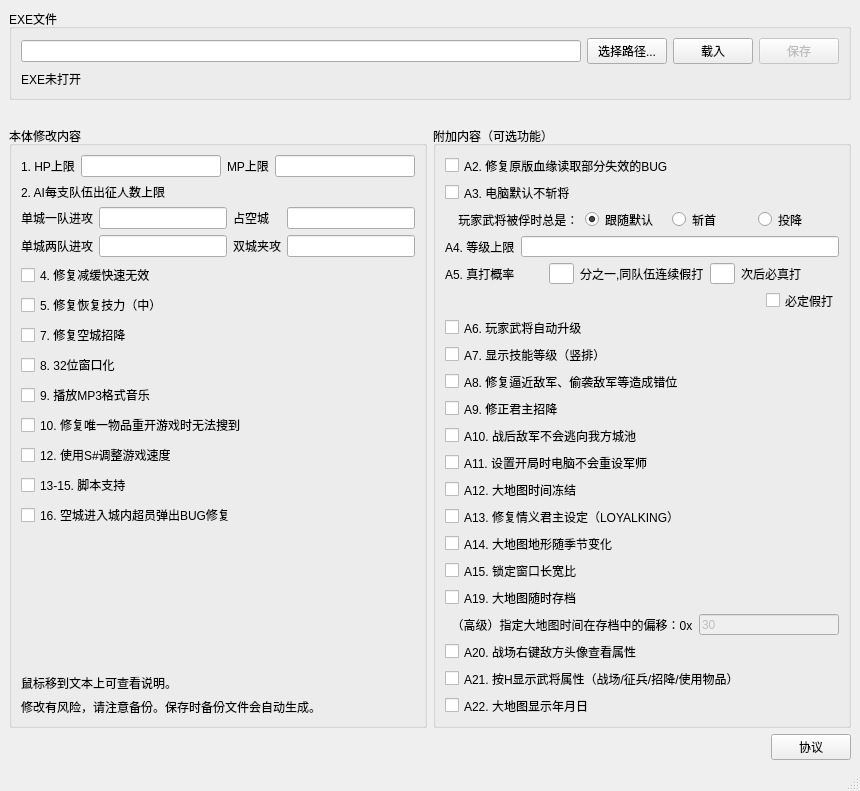
Old version of the form mainwindow.ui in the repository allenzhoukp/1.05plusEditor.
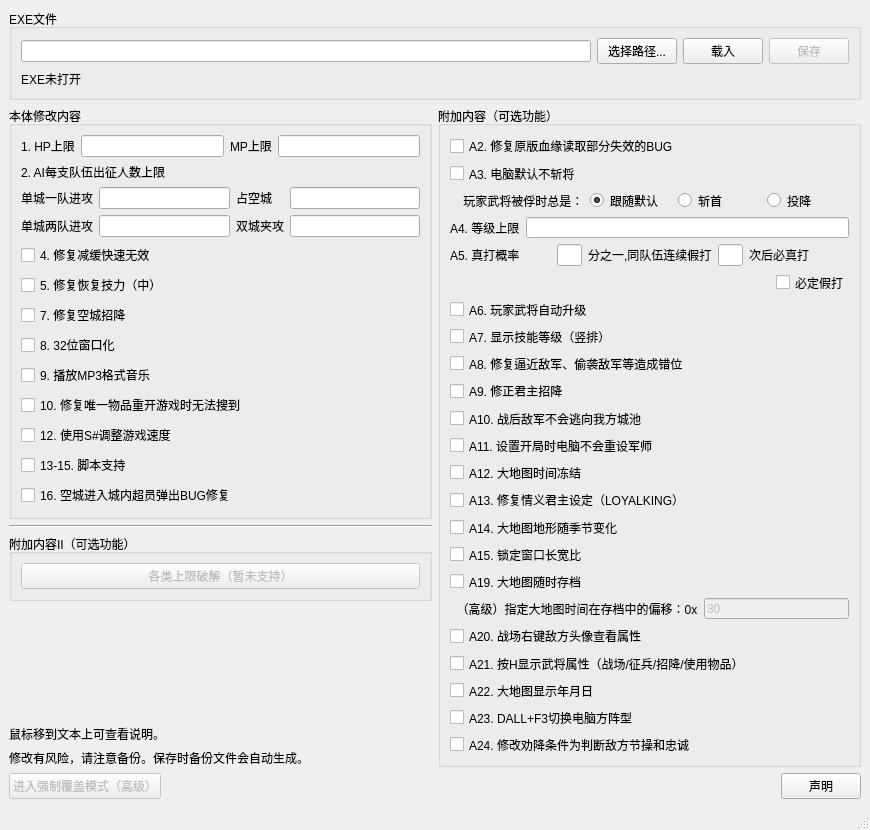
New version of the form.

Commit message: 6.3 Public w/o Limits

The edit to the form file:
```diff
--- a/mainwindow.ui
+++ b/mainwindow.ui
@@ -6,20 +6,20 @@
    <rect>
     <x>0</x>
     <y>0</y>
-    <width>860</width>
-    <height>791</height>
+    <width>870</width>
+    <height>830</height>
    </rect>
   </property>
   <property name="minimumSize">
    <size>
-    <width>860</width>
-    <height>791</height>
+    <width>870</width>
+    <height>830</height>
    </size>
   </property>
   <property name="maximumSize">
    <size>
-    <width>860</width>
-    <height>791</height>
+    <width>1280</width>
+    <height>1000</height>
    </size>
   </property>
   <property name="windowTitle">
@@ -83,22 +83,11 @@
       </layout>
      </widget>
     </item>
-    <item>
-     <spacer name="horizontalSpacer">
-      <property name="orientation">
-       <enum>Qt::Horizontal</enum>
-      </property>
-      <property name="sizeHint" stdset="0">
-       <size>
-        <width>40</width>
-        <height>20</height>
-       </size>
-      </property>
-     </spacer>
-    </item>
     <item>
      <layout class="QHBoxLayout" name="horizontalLayout_5">
       <item>
+       <layout class="QVBoxLayout" name="verticalLayout_5">
+        <item>
        <widget class="QGroupBox" name="groupBox_2">
         <property name="title">
          <string>本体修改内容</string>
@@ -282,6 +271,35 @@
            </property>
           </widget>
          </item>
+          </layout>
+         </widget>
+        </item>
+        <item>
+         <widget class="Line" name="line">
+          <property name="orientation">
+           <enum>Qt::Horizontal</enum>
+          </property>
+         </widget>
+        </item>
+        <item>
+         <widget class="QGroupBox" name="groupBox_4">
+          <property name="title">
+           <string>附加内容II（可选功能）</string>
+          </property>
+          <layout class="QVBoxLayout" name="verticalLayout_8">
+           <item>
+            <widget class="QPushButton" name="limit_window_btn">
+             <property name="enabled">
+              <bool>false</bool>
+             </property>
+             <property name="text">
+              <string>各类上限破解（暂未支持）</string>
+             </property>
+            </widget>
+           </item>
+          </layout>
+         </widget>
+        </item>
          <item>
           <spacer name="verticalSpacer">
            <property name="orientation">
@@ -310,7 +328,6 @@
           </widget>
          </item>
         </layout>
-       </widget>
       </item>
       <item>
        <widget class="QGroupBox" name="groupBox_3">
@@ -633,17 +650,64 @@
            </property>
           </widget>
          </item>
+         <item>
+          <widget class="QCheckBox" name="a23_chkbox">
+           <property name="toolTip">
+            <string>&lt;p&gt;使用后，在战场选将界面，可以在DALL作弊码开启下按F3切换敌方当前出阵武将所选择的阵型。&lt;/p&gt;</string>
+           </property>
+           <property name="text">
+            <string>A23. DALL+F3切换电脑方阵型</string>
+           </property>
+          </widget>
+         </item>
+         <item>
+          <widget class="QCheckBox" name="a24_chkbox">
+           <property name="toolTip">
+            <string>&lt;html&gt;&lt;head/&gt;&lt;body&gt;&lt;p&gt;原版劝降要求我方武将节操小于6且忠诚小于90。本修改将条件改为敌方武将节操小于6且忠诚小于90。&lt;/p&gt;&lt;/body&gt;&lt;/html&gt;</string>
+           </property>
+           <property name="text">
+            <string>A24. 修改劝降条件为判断敌方节操和忠诚</string>
+           </property>
+          </widget>
+         </item>
         </layout>
        </widget>
       </item>
      </layout>
     </item>
-    <item alignment="Qt::AlignRight">
+    <item>
+     <layout class="QHBoxLayout" name="horizontalLayout_7">
+      <item>
+       <widget class="QPushButton" name="btn_forced_override">
+        <property name="enabled">
+         <bool>false</bool>
+        </property>
+        <property name="text">
+         <string>进入强制覆盖模式（高级）</string>
+        </property>
+       </widget>
+      </item>
+      <item>
+       <spacer name="horizontalSpacer_2">
+        <property name="orientation">
+         <enum>Qt::Horizontal</enum>
+        </property>
+        <property name="sizeHint" stdset="0">
+         <size>
+          <width>40</width>
+          <height>20</height>
+         </size>
+        </property>
+       </spacer>
+      </item>
+      <item>
      <widget class="QPushButton" name="pushButton">
       <property name="text">
-       <string>协议</string>
-      </property>
-     </widget>
+         <string>声明</string>
+        </property>
+       </widget>
+      </item>
+     </layout>
     </item>
    </layout>
   </widget>
```
Left out of the diff: 4 changed lines with no effect on the pictures. Lines whose indentation alone changed are shown as unchanged. The commit also changes 11 other files.
